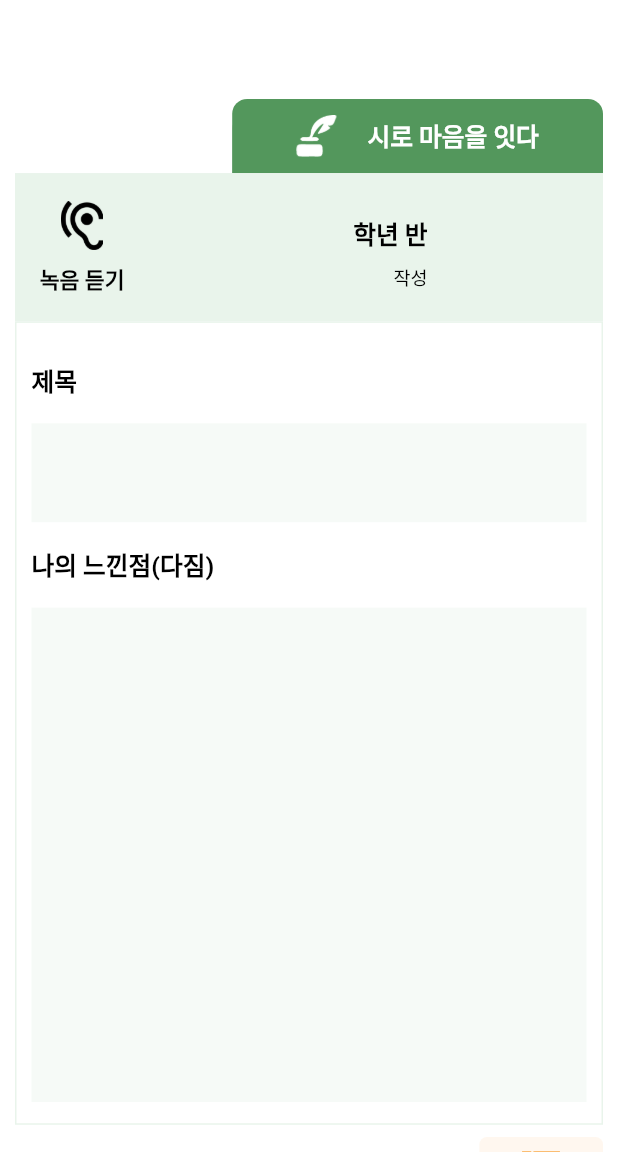
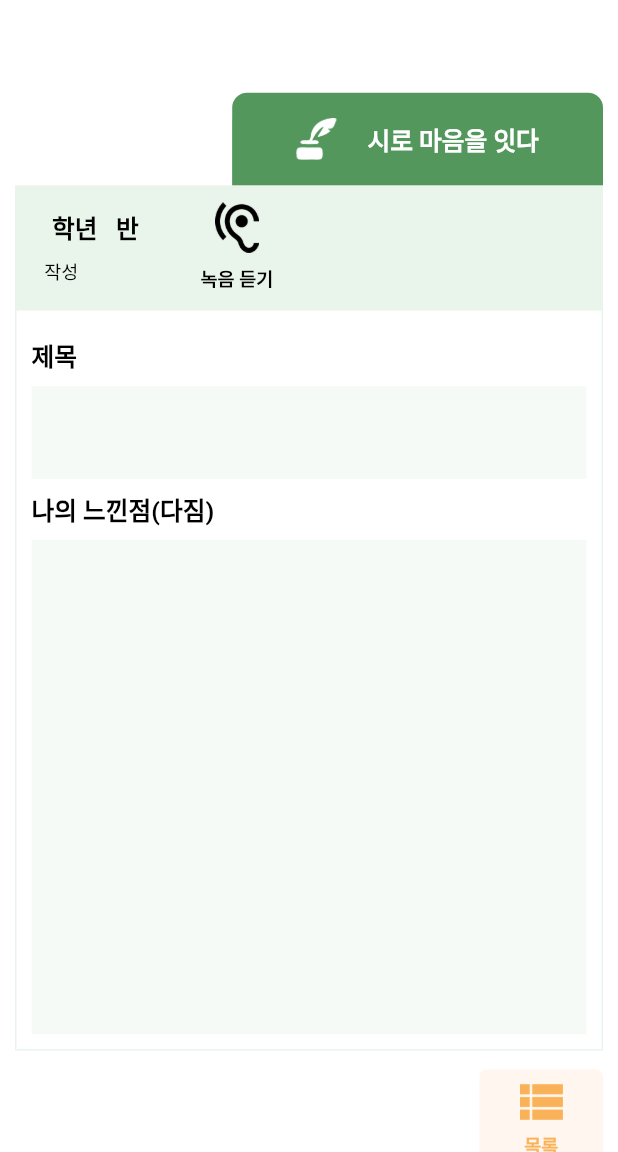
Before and after one commit to ddo0ii/lastItda, a Flutter app: the ReadPoem screen opened directly with empty values, on a phone screen of 412 x 824 dp, the part 84-1236 px from its top. Run offline on Flutter 3.47's test engine with Material 2 defaults, Android fonts, the light colour scheme and no system bars; our stand-ins replace audioplayers, cloud_firestore, file, firebase_auth, firebase_database, firebase_storage and 1 more; missing offline and left inert: flutter_audio_recorder, medcorder_audio, permissions_plugin; accounts and stored records are empty; Roboto replaces fonts that are missing (Arita-dotum-_OTF).

Commit message:
수정됨요

```diff
--- a/lib/connectSong.dart
+++ b/lib/connectSong.dart
@@ -16,7 +16,7 @@ class ConnectSong extends StatefulWidget {
 
 class _ConnectSongState extends State<ConnectSong> {
   String songKey="";
-  String poeKey = "";
+  String soKey = "";
   Firestore _firestore = Firestore.instance;
   FirebaseUser user ;
   String email="이메일";
--- a/lib/connectStory.dart
+++ b/lib/connectStory.dart
@@ -16,7 +16,7 @@ class ConnectStory extends StatefulWidget {
 
 class _ConnectStoryState extends State<ConnectStory> {
   String storyKey="";
-  String poeKey = "";
+  String stoKey = "";
   Firestore _firestore = Firestore.instance;
   FirebaseUser user ;
   String email="이메일";
--- a/lib/readPoem.dart
+++ b/lib/readPoem.dart
@@ -64,7 +64,11 @@ class _ReadPoemState extends State<ReadPoem> {
       });
     });
   }
-
+  String semail="이메일";
+  String snickname="닉네임";
+  String sschool = "학교";
+  String sgrade = "학년";
+  String sclas = "반";
   String ssubject = "";
   String scontent = "";
   String srecord = "";
@@ -80,6 +84,11 @@ class _ReadPoemState extends State<ReadPoem> {
     DocumentReference documentReference =  Firestore.instance.collection("poemList").document(widget.poemKey);
     await documentReference.get().then<dynamic>(( DocumentSnapshot snapshot) async {
       setState(() {
+        semail =snapshot.data["semail"];
+        snickname =snapshot.data["snickname"];
+        sschool = snapshot.data["sschool"];
+        sgrade = snapshot.data["sgrade"];
+        sclas = snapshot.data["sclas"];
         ssubject = snapshot.data["ssubject"];
         scontent = snapshot.data["scontent"];
         srecord = snapshot.data["srecord"];
@@ -165,10 +174,10 @@ class _ReadPoemState extends State<ReadPoem> {
             child: Column(
               crossAxisAlignment: CrossAxisAlignment.end,
               children: <Widget>[
-                SizedBox(height: screenHeight*0.08,),
+                SizedBox(height: screenWidth*0.15,),
                 Container(
                   width: screenWidth*0.6,
-                  height: screenHeight*0.06,
+                  height: screenWidth*0.15,
                   decoration: BoxDecoration(
                     boxShadow: [BoxShadow(
                       color: Color(0xffb5c8bc),
@@ -185,7 +194,6 @@ class _ReadPoemState extends State<ReadPoem> {
                     children: <Widget>[
                       Container(
                         width: screenWidth*0.065,
-                        height: screenHeight*0.065,
                         child: Image.asset('assets/ink.png'),
                         //color: Colors.white,
                       ),
@@ -206,7 +214,7 @@ class _ReadPoemState extends State<ReadPoem> {
                   ),
                 ),
                 Container(
-                  height: screenHeight*0.12,
+                  height: screenWidth*0.2,
                   width: screenWidth*1.0,
                   decoration: BoxDecoration(
                       color: const Color(0xffe9f4eb)
@@ -219,6 +227,28 @@ class _ReadPoemState extends State<ReadPoem> {
                         child: Row(
                           children: <Widget>[
                             SizedBox(width: screenWidth*0.04),
+                            Column(
+                              mainAxisAlignment: MainAxisAlignment.start,
+                              crossAxisAlignment: CrossAxisAlignment.start,
+                              children: <Widget>[
+                                Text("$sschool $sgrade 학년  $sclas 반",
+                                  style: TextStyle(
+                                    fontSize: screenWidth*0.04,
+                                    fontWeight: FontWeight.bold,
+                                    color: Colors.black,
+                                  ),
+                                ),
+                                SizedBox(height: screenWidth*0.02,),
+                                Text("$nickname 작성",
+                                  style: TextStyle(
+                                    fontSize: screenWidth*0.03,
+                                    //fontWeight: FontWeight.bold,
+                                    color: Colors.black,
+                                  ),
+                                ),
+                              ],
+                            ),
+                            SizedBox(width: screenWidth*0.1),
                             Container(
                               child: InkWell(
                                 onTap: onPlayAudio,
@@ -228,13 +258,12 @@ class _ReadPoemState extends State<ReadPoem> {
                                     mainAxisAlignment: MainAxisAlignment.center,
                                     children: <Widget>[
                                       Container(
-                                        width: screenWidth*0.08,
-                                        height: screenHeight*0.04,
+                                        width: screenWidth*0.07,
                                         child: Image.asset('assets/listen.png'),
                                         //color: Colors.white,
                                       ),
                                       Container(
-                                        height: screenHeight*0.01,
+                                        height: screenWidth*0.02,
                                       ),
                                       Container(
                                         child: Text(
@@ -244,7 +273,7 @@ class _ReadPoemState extends State<ReadPoem> {
                                             fontWeight: FontWeight.w700,
                                             fontFamily: "Arita-dotum-_OTF",
                                             fontStyle: FontStyle.normal,
-                                            fontSize: screenWidth*0.035,
+                                            fontSize: screenWidth*0.03,
                                           ),
                                         ),
                                       ),
@@ -252,29 +281,6 @@ class _ReadPoemState extends State<ReadPoem> {
                                   ),
                                 ),
                               ),
-                            ),
-                            SizedBox(width: screenWidth*0.35,),
-                            Column(
-                              mainAxisAlignment: MainAxisAlignment.end,
-                              crossAxisAlignment: CrossAxisAlignment.end,
-                              children: <Widget>[
-                                SizedBox(height: screenHeight*0.01,),
-                                Text(school + '  ' + grade + '학년 ' + clas + '반',
-                                  style: TextStyle(
-                                    fontSize: screenWidth*0.04,
-                                    fontWeight: FontWeight.bold,
-                                    color: Colors.black,
-                                  ),
-                                ),
-                                SizedBox(height: screenHeight*0.01,),
-                                Text(nickname + ' 작성',
-                                  style: TextStyle(
-                                    fontSize: screenWidth*0.03,
-                                    //fontWeight: FontWeight.bold,
-                                    color: Colors.black,
-                                  ),
-                                ),
-                              ],
                             ),
                           ],
                         ),
@@ -286,7 +292,7 @@ class _ReadPoemState extends State<ReadPoem> {
                 Container(
                   padding: EdgeInsets.fromLTRB(10, 10, 10, 10),
                   width: screenWidth*1.0,
-                  height: screenHeight*0.65,
+                  height: screenWidth*1.2,
                   decoration: BoxDecoration(
                       border: Border.all(
                         color: const Color(0xffe9f4eb),
@@ -297,7 +303,7 @@ class _ReadPoemState extends State<ReadPoem> {
                   child: Column(
                     crossAxisAlignment: CrossAxisAlignment.start,
                     children: <Widget>[
-                      SizedBox(height: screenHeight*0.02,),
+                      SizedBox(height: screenWidth*0.02,),
                       Text('제목',
                         style: TextStyle(
                           fontSize: screenWidth*0.04,
@@ -305,17 +311,17 @@ class _ReadPoemState extends State<ReadPoem> {
                           color: Colors.black,
                         ),
                       ),
-                      SizedBox(height: screenHeight*0.02,),
+                      SizedBox(height: screenWidth*0.02,),
                       Container(
                         padding: EdgeInsets.fromLTRB(10, 5, 5, 5),
                         width: screenWidth*1.0,
-                        height: screenHeight*0.08,
+                        height: screenWidth*0.15,
                         decoration: BoxDecoration(
                             color: const Color(0x69e9f4eb)
                         ),
                         child: Text(ssubject),
                       ),
-                      SizedBox(height: screenHeight*0.02,),
+                      SizedBox(height: screenWidth*0.02,),
                       Text('나의 느낀점(다짐)',
                         style: TextStyle(
                           fontSize: screenWidth*0.04,
@@ -323,11 +329,11 @@ class _ReadPoemState extends State<ReadPoem> {
                           color: Colors.black,
                         ),
                       ),
-                      SizedBox(height: screenHeight*0.02,),
+                      SizedBox(height: screenWidth*0.02,),
                       Container(
                         padding: EdgeInsets.fromLTRB(10, 5, 5, 5),
                         width: screenWidth*1.0,
-                        height: screenHeight*0.4,
+                        height: screenWidth*0.8,
                         decoration: BoxDecoration(
                             color: const Color(0x69e9f4eb)
                         ),
@@ -336,7 +342,7 @@ class _ReadPoemState extends State<ReadPoem> {
                     ],
                   ),
                 ),
-                SizedBox(height: screenHeight*0.01,),
+                SizedBox(height: screenWidth*0.03,),
                 Container(
                   child: Row(
                     mainAxisAlignment: MainAxisAlignment.end,
@@ -377,19 +383,18 @@ class _ReadPoemState extends State<ReadPoem> {
     return Container(
       padding: EdgeInsets.fromLTRB(5, 5, 5, 5),
       width: screenWidth*0.2,
-      height: screenHeight*0.08,
+      height: screenWidth*0.17,
       child: Column(
         crossAxisAlignment: CrossAxisAlignment.center,
         mainAxisAlignment: MainAxisAlignment.center,
         children: <Widget>[
           Container(
             width: screenWidth*0.07,
-            height: screenHeight*0.025,
             child: Image.asset(wPimgPath),
             //color: Colors.white,
           ),
           Container(
-            height: screenHeight*0.01,
+            height: screenWidth*0.02,
           ),
           Container(
             child: Text(
--- a/lib/writePoem.dart
+++ b/lib/writePoem.dart
@@ -27,6 +27,11 @@ class WritePoem extends StatefulWidget {
 }
 
 class _WritePoemState extends State<WritePoem> {
+  String semail="이메일";
+  String snickname="닉네임";
+  String sschool = "학교";
+  String sgrade = "학년";
+  String sclas = "반";
   String ssubject="제목";
   String scontent = "내용";
   String srecord = "녹음";
@@ -92,6 +97,7 @@ class _WritePoemState extends State<WritePoem> {
     await Firestore.instance.collection('poemList').document(widget.poemKey)
         .setData({
       'email':email, 'nickname':nickname, 'school':school, 'clas':clas, 'grade':grade,
+      'semail':email, 'snickname':nickname, 'sschool':school, 'sclas':clas, 'sgrade':grade,
       'ssubject':ssubject, 'scontent':scontent, 'srecord': _current.path, 'sindexing':sindexing,
       'poemKey':widget.poemKey});
   }
--- a/lib/writeStory.dart
+++ b/lib/writeStory.dart
@@ -27,6 +27,11 @@ class WriteStory extends StatefulWidget {
 }
 
 class _WriteStoryState extends State<WriteStory> {
+  String semail="이메일";
+  String snickname="닉네임";
+  String sschool = "학교";
+  String sgrade = "학년";
+  String sclas = "반";
   String ssubject="제목";
   String scontent = "내용";
   String srecord = "녹음";
@@ -92,6 +97,7 @@ class _WriteStoryState extends State<WriteStory> {
     await Firestore.instance.collection('storyList').document(widget.storyKey)
         .setData({
       'email':email, 'nickname':nickname, 'school':school, 'clas':clas, 'grade':grade,
+      'semail':email, 'snickname':nickname, 'sschool':school, 'sclas':clas, 'sgrade':grade,
       'ssubject':ssubject, 'scontent':scontent, 'srecord': _current.path, 'sindexing':sindexing,
       'storyKey':widget.storyKey});
   }
```
Also changed, not shown: lib/readSong.dart (+32 -23 lines), lib/readStory.dart (+32 -23 lines), lib/writeSong.dart (+7 -1 lines), 1 other file.
